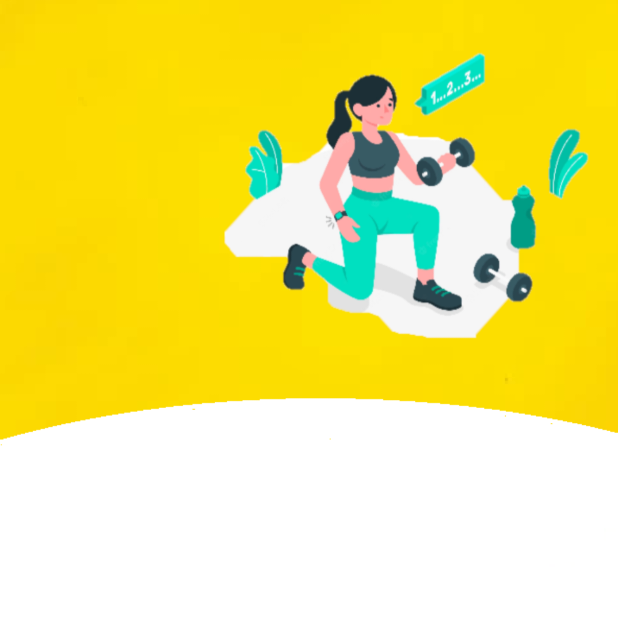
After one commit to danielavelosar/training-for-gym-app, an Android app: the registro_por_rutina screen opened directly, with no data from a screen before it, on a phone screen of 412 x 824 dp, the top half of it. The commit adds this screen. Run offline under Robolectric (Android 15) with nearby library versions, the phone set to English and light mode, and no system bars.

Commit message:
Update gradle.xml

```diff
--- /dev/null
+++ b/app/src/main/java/com/example/trackingforgym/registro_por_rutina.java
@@ -0,0 +1,14 @@
+package com.example.trackingforgym;
+
+import androidx.appcompat.app.AppCompatActivity;
+
+import android.os.Bundle;
+
+public class registro_por_rutina extends AppCompatActivity {
+
+    @Override
+    protected void onCreate(Bundle savedInstanceState) {
+        super.onCreate(savedInstanceState);
+        setContentView(R.layout.activity_registro_por_rutina);
+    }
+}
--- /dev/null
+++ b/app/src/main/res/layout/activity_registro_por_rutina.xml
@@ -0,0 +1,10 @@
+<?xml version="1.0" encoding="utf-8"?>
+<androidx.constraintlayout.widget.ConstraintLayout xmlns:android="http://schemas.android.com/apk/res/android"
+    xmlns:app="http://schemas.android.com/apk/res-auto"
+    xmlns:tools="http://schemas.android.com/tools"
+    android:layout_width="match_parent"
+    android:background="@drawable/reg_rut"
+    android:layout_height="match_parent"
+    tools:context=".registro_por_rutina">
+
+</androidx.constraintlayout.widget.ConstraintLayout>
```
Also changed, not shown: app/src/main/AndroidManifest.xml (+6 -4 lines), app/src/main/res/drawable-v24/reg_rut.png (added), app/src/main/res/values/strings.xml (line endings or trailing spaces).
